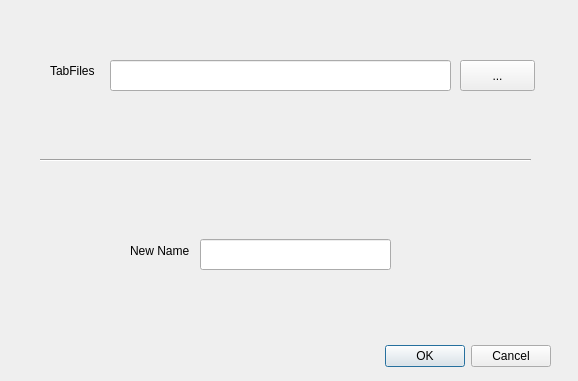
Qt form tab_renamer_dialog_base.ui (no5013/Tab-renamer) before a commit.
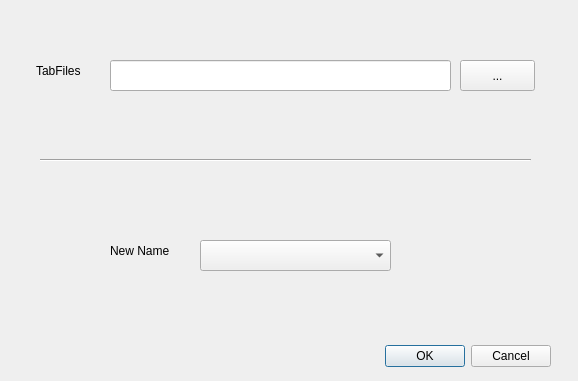
The same form after that commit.

Commit message: Add file name list to ui

The edit to the form file:
```diff
--- a/tab_renamer_dialog_base.ui
+++ b/tab_renamer_dialog_base.ui
@@ -32,9 +32,9 @@
   <widget class="QLabel" name="label">
    <property name="geometry">
     <rect>
-     <x>50</x>
+     <x>36</x>
      <y>50</y>
-     <width>47</width>
+     <width>71</width>
      <height>41</height>
     </rect>
    </property>
@@ -65,22 +65,12 @@
     <string>...</string>
    </property>
   </widget>
-  <widget class="QLineEdit" name="lineEdit_2">
-   <property name="geometry">
-    <rect>
-     <x>200</x>
-     <y>239</y>
-     <width>191</width>
-     <height>31</height>
-    </rect>
-   </property>
-  </widget>
   <widget class="QLabel" name="label_2">
    <property name="geometry">
     <rect>
-     <x>130</x>
+     <x>110</x>
      <y>240</y>
-     <width>61</width>
+     <width>91</width>
      <height>21</height>
     </rect>
    </property>
@@ -101,6 +91,16 @@
     <enum>Qt::Horizontal</enum>
    </property>
   </widget>
+  <widget class="QComboBox" name="comboBox">
+   <property name="geometry">
+    <rect>
+     <x>200</x>
+     <y>240</y>
+     <width>191</width>
+     <height>31</height>
+    </rect>
+   </property>
+  </widget>
  </widget>
  <resources/>
  <connections>
```
The commit also changes 4 other files.
